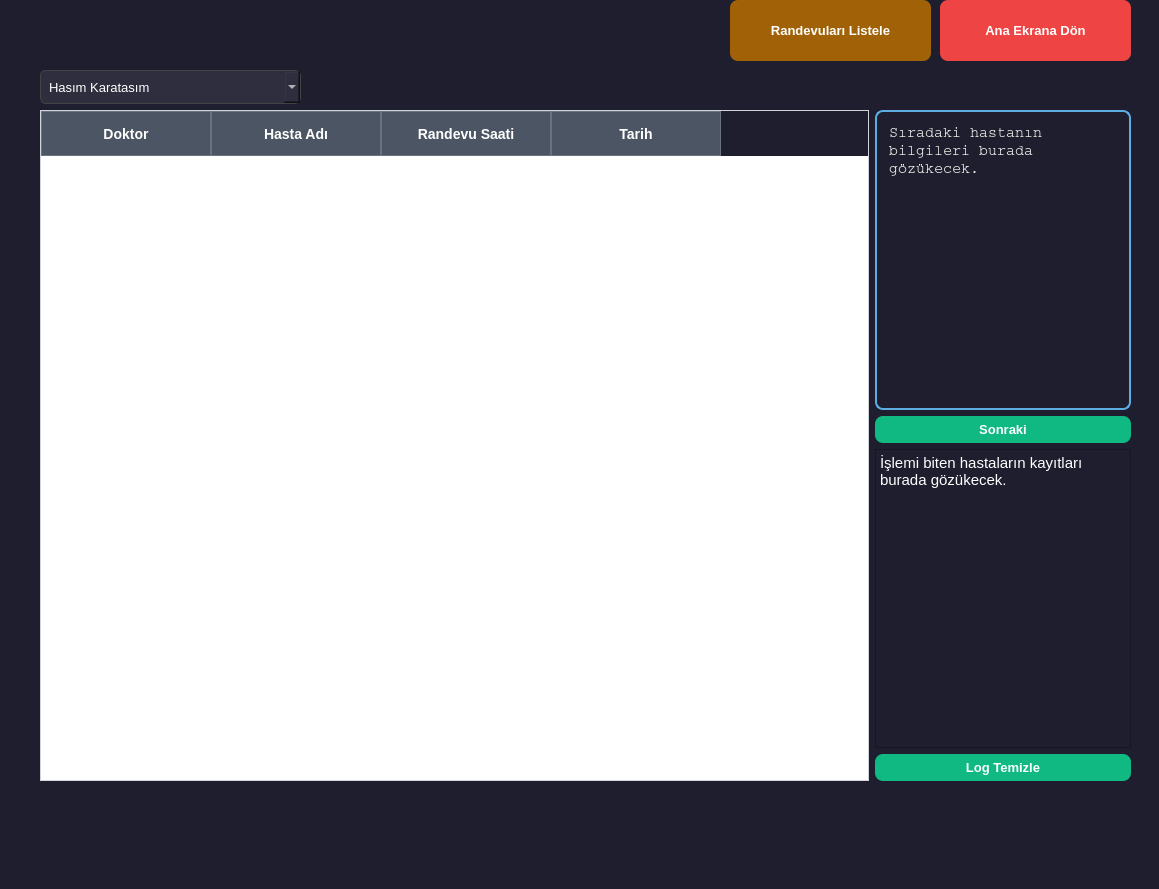
vy-randevu-yonetim-sistemi/randevu-yonetim-sistemi, file src/randevular.ui: the form before one commit.
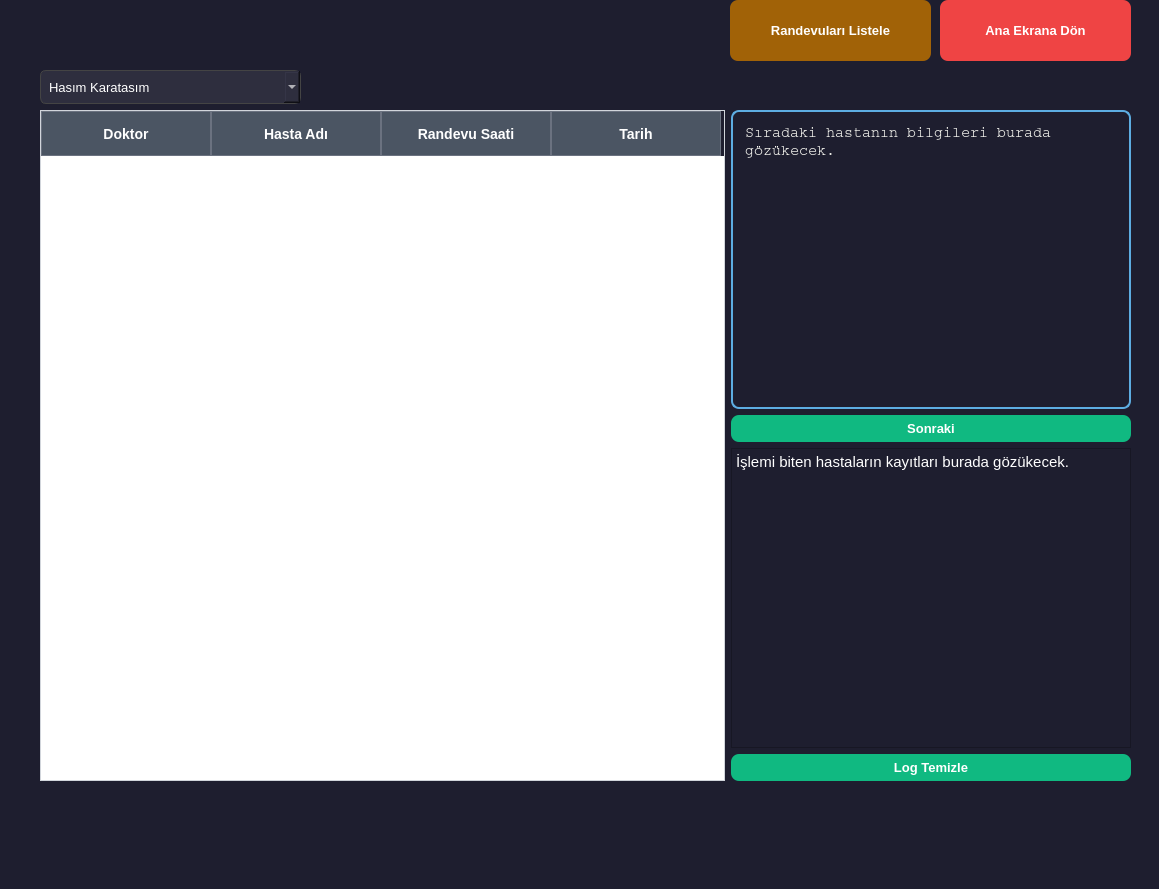
The form after the commit.

Commit message: Log temizleme eklendi ve scroll bar düzeltildi

Patch:
```diff
--- a/src/randevular.ui
+++ b/src/randevular.ui
@@ -26,7 +26,39 @@
     font-family: &quot;Segoe UI&quot;;
     font-size: 10pt;
 }
-</string>
+QScrollBar:vertical {
+    border: none;
+    background: #f0f0f0;
+    width: 8px; /* ← Kalınlık (daha küçük yap) */
+    margin: 0px 0px 0px 0px;
+}
+
+QScrollBar::handle:vertical {
+    background: #999999;
+    min-height: 20px;
+    border-radius: 4px;
+}
+
+QScrollBar::add-line:vertical, QScrollBar::sub-line:vertical {
+    height: 0px;
+}
+
+QScrollBar:horizontal {
+    border: none;
+    background: #f0f0f0;
+    height: 8px; /* ← Yatay çubuğun kalınlığı */
+    margin: 0px 0px 0px 0px;
+}
+
+QScrollBar::handle:horizontal {
+    background: #999999;
+    min-width: 20px;
+    border-radius: 4px;
+}
+
+QScrollBar::add-line:horizontal, QScrollBar::sub-line:horizontal {
+    width: 0px;
+}</string>
   </property>
   <widget class="QWidget" name="centralwidget">
    <widget class="QWidget" name="layoutWidget">
@@ -177,9 +209,29 @@
      </item>
      <item row="2" column="1" colspan="3">
       <widget class="QTextEdit" name="textEdit_2">
+       <property name="minimumSize">
+        <size>
+         <width>400</width>
+         <height>300</height>
+        </size>
+       </property>
+       <property name="maximumSize">
+        <size>
+         <width>500</width>
+         <height>500</height>
+        </size>
+       </property>
        <property name="styleSheet">
-        <string notr="true">width:200px;
-height:100px;</string>
+        <string notr="true">QScrollBar::vertical {
+        width: 6px;
+        background: transparent;
+    }
+    QScrollBar::handle:vertical {
+        background: #888;
+        min-height: 20px;
+        border-radius: 3px;
+    }
+</string>
        </property>
        <property name="readOnly">
         <bool>true</bool>
```
Left out of the diff: 2 changed lines with no effect on the pictures. The commit also changes 3 other files.
